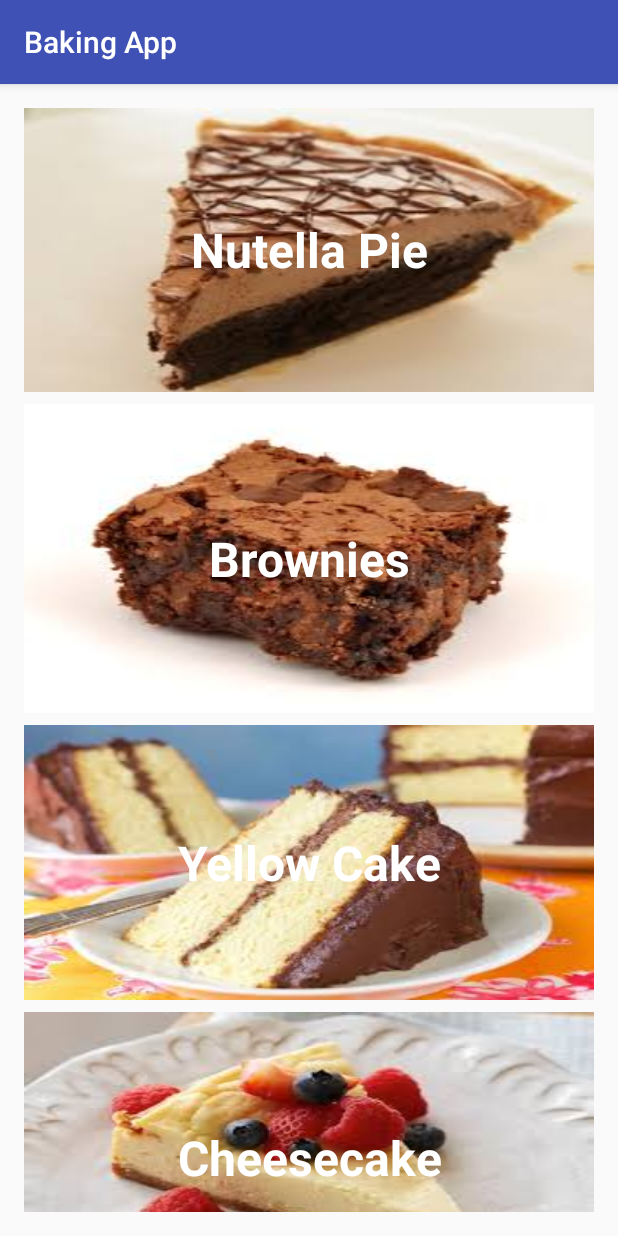
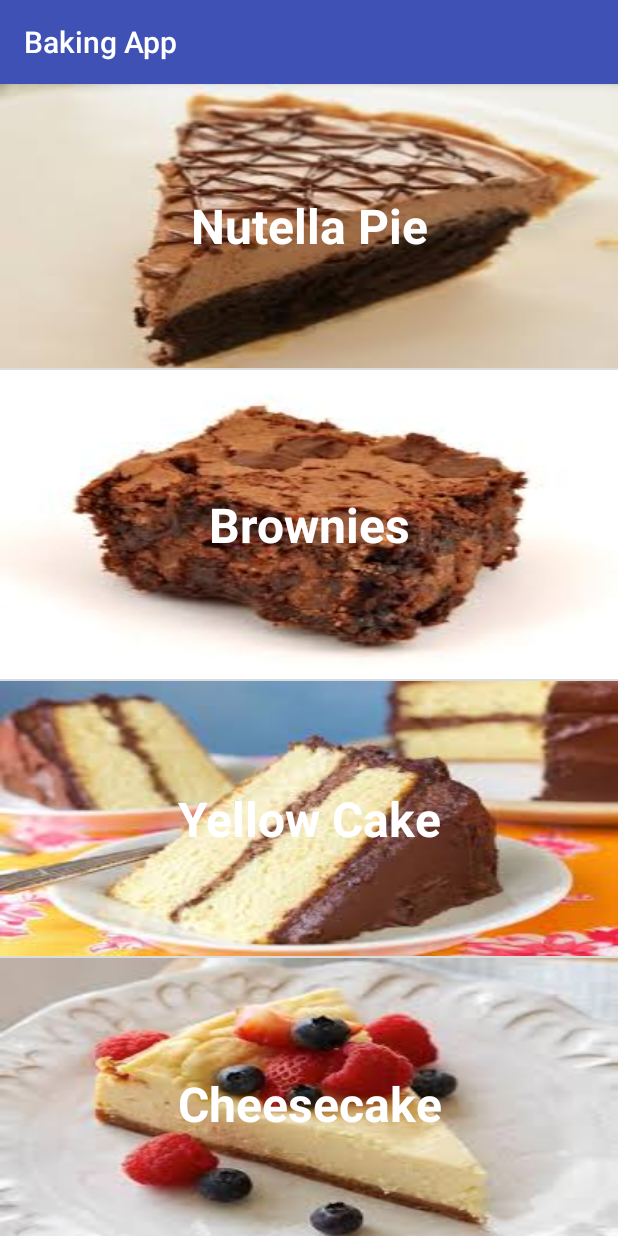
Before and after one commit to liavklt/bakingApp, an Android app: the screen it shows after launch (MainActivity), on a phone screen of 412 x 824 dp. Run offline under Robolectric (Android 15) with nearby library versions, the phone set to English and light mode, and no system bars; our stand-ins replace ButterKnife.

Commit message:
Change MainActivity to use listView. Add first attempt of widget provider.

```diff
--- a/app/build.gradle
+++ b/app/build.gradle
@@ -30,6 +30,9 @@ dependencies {
     androidTestImplementation 'com.android.support.test:runner:1.0.2'
     androidTestImplementation 'com.android.support.test.espresso:espresso-core:3.0.2'
     implementation 'com.android.support:cardview-v7:27.1.1'
+    implementation 'com.android.support:recyclerview-v7:27.1.1'
+    implementation 'com.squareup.picasso:picasso:2.5.2'
+
     implementation 'com.jakewharton:butterknife:8.8.1'
     annotationProcessor 'com.jakewharton:butterknife-compiler:8.8.1'
 }
--- a/app/src/main/AndroidManifest.xml
+++ b/app/src/main/AndroidManifest.xml
@@ -3,6 +3,8 @@
   package="com.example.android.bakingapp">
 
   <uses-permission android:name="android.permission.INTERNET"/>
+  <!--<uses-permission android:name="android.permission.BIND_REMOTEVIEWS"-->
+  <!--tools:ignore="ProtectedPermissions"/>-->
 
   <application
     android:allowBackup="true"
@@ -32,6 +34,8 @@
         android:name="android.appwidget.provider"
         android:resource="@xml/recipe_widget_info"/>
     </receiver>
+
+
     <provider
       android:authorities="com.example.android.bakingapp"
       android:exported="false"
--- a/app/src/main/java/com/example/android/bakingapp/MainActivity.java
+++ b/app/src/main/java/com/example/android/bakingapp/MainActivity.java
@@ -4,12 +4,12 @@ import android.content.ContentValues;
 import android.content.Intent;
 import android.net.Uri;
 import android.os.Bundle;
+import android.os.Parcelable;
 import android.support.v7.app.AppCompatActivity;
 import android.text.TextUtils;
 import android.view.View;
 import android.widget.AdapterView;
-import android.widget.AdapterView.OnItemClickListener;
-import android.widget.GridView;
+import android.widget.ListView;
 import android.widget.Toast;
 import butterknife.BindView;
 import butterknife.ButterKnife;
@@ -29,8 +29,9 @@ import utils.JsonUtils;
 
 public class MainActivity extends AppCompatActivity {
 
-  @BindView(R.id.recipes_grid_view)
-  GridView gridView;
+  @BindView(R.id.lv_recipes)
+  ListView listView;
+
   private List<Recipe> recipes;
 
 
@@ -46,28 +47,24 @@ public class MainActivity extends AppCompatActivity {
       String jsonString = new Scanner(inputStream).useDelimiter("\\A").next();
       recipes = JsonUtils.getStringsFromJson(jsonString);
       for (Recipe recipe : recipes) {
-        addIngredients(recipe);
+        addIngredientsIntoDb(recipe);
       }
     } catch (JSONException e) {
       e.printStackTrace();
     }
-    RecipeListAdapter mAdapter = new RecipeListAdapter(this, recipes);
-
-    // Set the adapter on the GridView
-    //TODO change to RecyclerView
-    gridView.setAdapter(mAdapter);
-    gridView.setNumColumns(1);
-
-    gridView.setOnItemClickListener(new OnItemClickListener() {
+    RecipeListAdapter adapter = new RecipeListAdapter(this, recipes);
+    listView.setAdapter(adapter);
+    listView.setOnItemClickListener(new AdapterView.OnItemClickListener() {
       @Override
-      public void onItemClick(AdapterView<?> adapterView, View view, int i, long l) {
-        launchMasterListActivity(i);
+      public void onItemClick(AdapterView<?> adapterView, View view, int position, long l) {
+        launchMasterListActivity(position);
       }
     });
 
   }
 
-  private void addIngredients(Recipe recipe) {
+  private void addIngredientsIntoDb(Recipe recipe) {
+    //TODO everytime try to add the ingredients? check it out...
     List<Ingredient> ingredients = recipe.getIngredients();
     List<String> ingredientDescriptions = new ArrayList<>();
     for (Ingredient ingredient : ingredients) {
@@ -92,6 +89,7 @@ public class MainActivity extends AppCompatActivity {
     Intent intent = new Intent(this, MasterListActivity.class);
     intent.putExtra(MasterListActivity.EXTRA_POSITION, i);
     intent.putExtra("recipe", recipes.get(i));
+    intent.putParcelableArrayListExtra("allRecipes", (ArrayList<? extends Parcelable>) recipes);
     startActivity(intent);
   }
 
--- a/app/src/main/res/layout/activity_main.xml
+++ b/app/src/main/res/layout/activity_main.xml
@@ -4,24 +4,10 @@
   android:layout_height="match_parent"
   android:orientation="vertical">
 
-  <GridView
-    xmlns:android="http://schemas.android.com/apk/res/android"
-    android:id="@+id/recipes_grid_view"
+  <ListView
+    android:id="@+id/lv_recipes"
     android:layout_width="match_parent"
-    android:layout_height="0dp"
-    android:layout_weight="7"
-    android:padding="16dp"
-    android:adjustViewBounds="true"
-    android:columnWidth="180dp"
-    android:gravity="center"
-    android:horizontalSpacing="8dp"
-    android:numColumns="1"
-    android:stretchMode="columnWidth"
-    android:textAlignment="center"
-    android:textFilterEnabled="false"
-    android:verticalSpacing="8dp">
-  </GridView>
-
+    android:layout_height="match_parent"/>
 
 
 </LinearLayout>
--- a/app/src/main/res/xml/recipe_widget_info.xml
+++ b/app/src/main/res/xml/recipe_widget_info.xml
@@ -21,4 +21,5 @@
   android:minHeight="40dp"
   android:minWidth="40dp"
   android:resizeMode="horizontal|vertical"
+  android:updatePeriodMillis="1800000"
   android:widgetCategory="home_screen"/>
```
Also changed, not shown: app/src/main/java/com/example/android/bakingapp/IngredientWidgetProvider.java (+62 -8 lines), app/src/main/java/com/example/android/bakingapp/IngredientWidgetService.java (added, +114 -0 lines), app/src/main/java/com/example/android/bakingapp/MasterListActivity.java (+13 -5 lines), app/src/main/java/com/example/android/bakingapp/RecyclerViewAdapter.java (added, +109 -0 lines), app/src/main/res/layout/recipe_widget.xml (+39 -2 lines), app/src/main/res/layout/recyclerview_item_recipe.xml (added, +13 -0 lines), app/src/main/res/layout/widget_grid_view.xml (added, +36 -0 lines).
